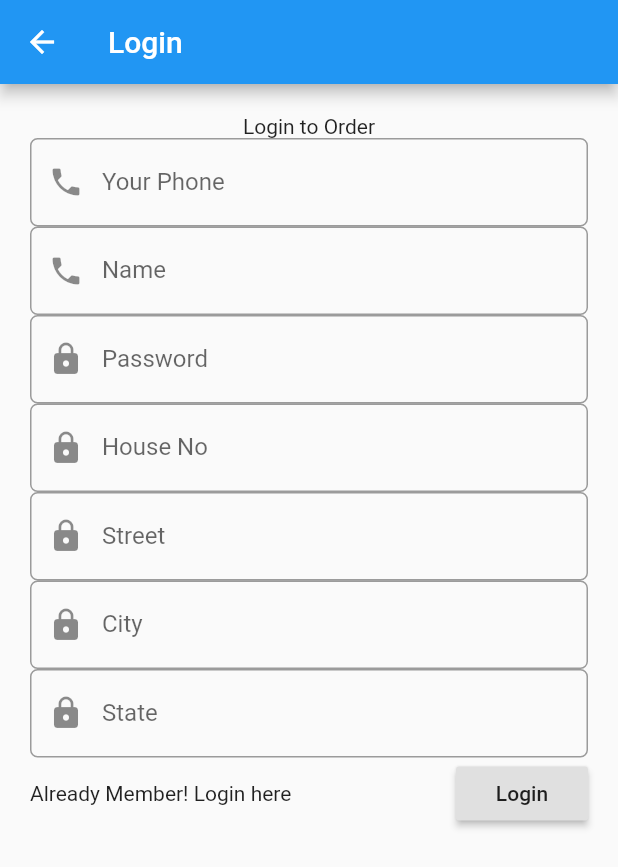
After one commit to waiferkolar/ShopMe-Flutter-E-Commerce, a Flutter app: the Register screen opened by its route, after a tap on "Login", on a phone screen of 412 x 824 dp. The commit adds this screen. Shown: the top 867 px of the screen. Run offline on Flutter 3.47's test engine with Material 2 defaults, Android fonts, the phone set to English and light mode, and no system bars; our stand-ins replace badges, carousel_slider; missing offline and left inert: dart:js; accounts and stored records are empty; network calls fail.

Commit message:
Register Done

```diff
--- a/lib/main.dart
+++ b/lib/main.dart
@@ -4,6 +4,7 @@ import 'package:heynow/pages/Home.dart';
 import 'package:heynow/pages/Login.dart';
 import 'package:heynow/pages/Order.dart';
 import 'package:heynow/pages/Product.dart';
+import 'package:heynow/pages/Register.dart';
 
 void main() {
   runApp(MaterialApp(
@@ -14,6 +15,7 @@ void main() {
       "/product":(context)=> Product(),
       "/order":(context)=> Order(),
       "/login":(context)=> Login(),
+      "/register":(context)=> Register(),
     },
   ));
 }
--- a/lib/pages/Login.dart
+++ b/lib/pages/Login.dart
@@ -34,7 +34,10 @@ class Login extends StatelessWidget {
                       ))),
               Row(
                 children: [
-                  Text("Not a member yet! Register here"),
+                  GestureDetector(
+                    onTap: () => Navigator.pushNamed(context, "/register"),
+                    child:Text("Not a member yet! Register here")
+                  ),
                   Spacer(),
                   RaisedButton(
                     onPressed: () async {
--- /dev/null
+++ b/lib/pages/Register.dart
@@ -0,0 +1,116 @@
+import 'dart:convert';
+
+import 'package:flutter/material.dart';
+
+import '../utils/Api.dart';
+import '../utils/Global.dart';
+
+
+class Register extends StatelessWidget {
+  var _phoneController = TextEditingController();
+  var _nameController = TextEditingController();
+  var _passwordController = TextEditingController();
+  var _houseNoController = TextEditingController();
+  var _streetController = TextEditingController();
+  var _cityController = TextEditingController();
+  var _stateController = TextEditingController();
+
+  @override
+  Widget build(BuildContext context) {
+    return Scaffold(
+        appBar: AppBar(title: Text("Login")),
+        body: Container(
+          padding: EdgeInsets.all(20),
+          child: Column(
+            children: [
+              Text("Login to Order"),
+              TextFormField(
+                  controller: _phoneController,
+                  decoration: InputDecoration(
+                      prefixIcon: Icon(Icons.phone),
+                      labelText: "Your Phone",
+                      border: OutlineInputBorder(
+                        borderRadius: BorderRadius.circular(5),
+                      ))),
+              TextFormField(
+                  controller: _nameController,
+                  decoration: InputDecoration(
+                      prefixIcon: Icon(Icons.phone),
+                      labelText: "Name",
+                      border: OutlineInputBorder(
+                        borderRadius: BorderRadius.circular(5),
+                      ))),
+              TextFormField(
+                  controller: _passwordController,
+                  obscureText: true,
+                  decoration: InputDecoration(
+                      prefixIcon: Icon(Icons.lock),
+                      labelText: "Password",
+                      border: OutlineInputBorder(
+                        borderRadius: BorderRadius.circular(5),
+                      ))),
+              TextFormField(
+                  controller: _houseNoController,
+                  decoration: InputDecoration(
+                      prefixIcon: Icon(Icons.lock),
+                      labelText: "House No",
+                      border: OutlineInputBorder(
+                        borderRadius: BorderRadius.circular(5),
+                      ))),
+              TextFormField(
+                  controller: _streetController,
+                  decoration: InputDecoration(
+                      prefixIcon: Icon(Icons.lock),
+                      labelText: "Street",
+                      border: OutlineInputBorder(
+                        borderRadius: BorderRadius.circular(5),
+                      ))),
+              TextFormField(
+                  controller: _cityController,
+                  decoration: InputDecoration(
+                      prefixIcon: Icon(Icons.lock),
+                      labelText: "City",
+                      border: OutlineInputBorder(
+                        borderRadius: BorderRadius.circular(5),
+                      ))),
+              TextFormField(
+                  controller: _stateController,
+                  decoration: InputDecoration(
+                      prefixIcon: Icon(Icons.lock),
+                      labelText: "State",
+                      border: OutlineInputBorder(
+                        borderRadius: BorderRadius.circular(5),
+                      ))),
+              Row(
+                children: [
+                  Text("Already Member! Login here"),
+                  Spacer(),
+                  RaisedButton(
+                    onPressed: () async {
+                      String userData = json.encode({
+                        "phone":_phoneController.text,
+                        "name":_nameController.text,
+                        "password":_passwordController.text,
+                        "houseNo":_houseNoController.text,
+                        "street":_streetController.text,
+                        "city":_cityController.text,
+                        "state":_stateController.text,
+                        "marketId":Global.marketId
+                      });
+                      bool bol = await Api.registerUser(userData);
+                      if(bol){
+                        print("Aung Tal");
+                        Navigator.pop(context);
+                      }else{
+                        print("Register fail!");
+                      }
+                    },
+                    child: Text("Login"),
+                  )
+                ],
+              )
+            ],
+          ),
+        ));
+  }
+}
--- a/lib/utils/Api.dart
+++ b/lib/utils/Api.dart
@@ -31,10 +31,10 @@ class Api {
     return Global.shopList.length > 0;
   }
 
-  static Future<List<ProductModel>> loadProduct(){
-      if(Global.currentType == "category"){
+  static Future<List<ProductModel>> loadProduct() {
+    if (Global.currentType == "category") {
       return getCategoryProduct();
-      }else{
+    } else {
       return getShopProduct();
     }
   }
@@ -71,23 +71,30 @@ class Api {
     return Global.productList;
   }
 
-  static Future<bool> uploadOrder(){
+  static Future<bool> uploadOrder() {
     print("Order Update");
     return null;
   }
 
-  static Future<bool> loginUser(String userData)async {
+  static Future<bool> loginUser(String userData) async {
     var url = "${Global.BASE_URL}/api/login";
-      var response = await http.post(url,body: userData,headers: Global.headers);
+    var response =
+        await http.post(url, body: userData, headers: Global.headers);
     dynamic data = jsonDecode(response.body);
-      if(data["con"]){
+    if (data["con"]) {
       Global.user = UserModel.fromJson(data["user"]);
       print(Global.user.name);
       return true;
-      }else{
+    } else {
       return false;
     }
-
   }
 
+  static Future<bool> registerUser(String userData) async {
+    var url = "${Global.BASE_URL}/api/register";
+    var response =
+        await http.post(url, body: userData, headers: Global.headers);
+    dynamic data = jsonDecode(response.body);
+    return data['con'];
   }
+}
```
Lines whose indentation alone changed are shown as unchanged.
